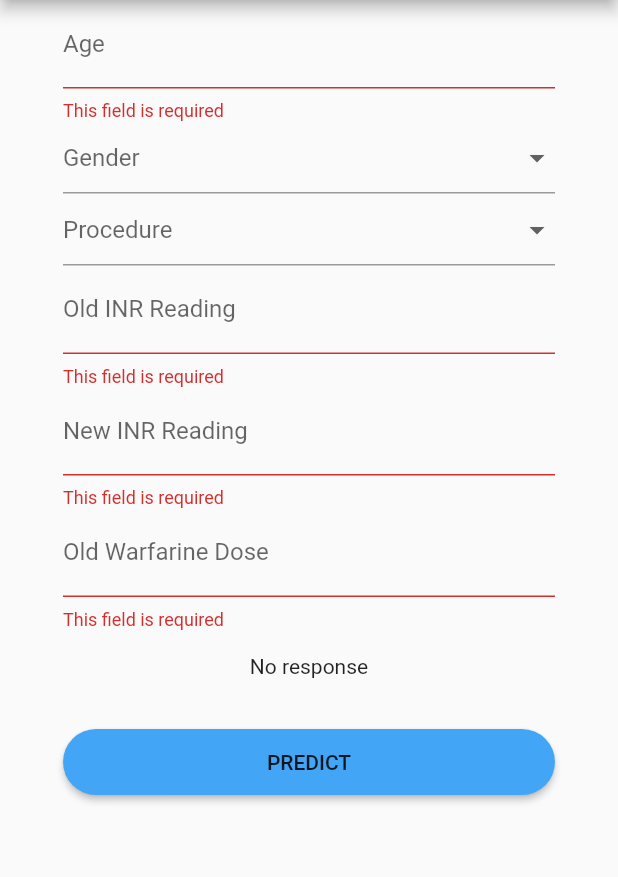
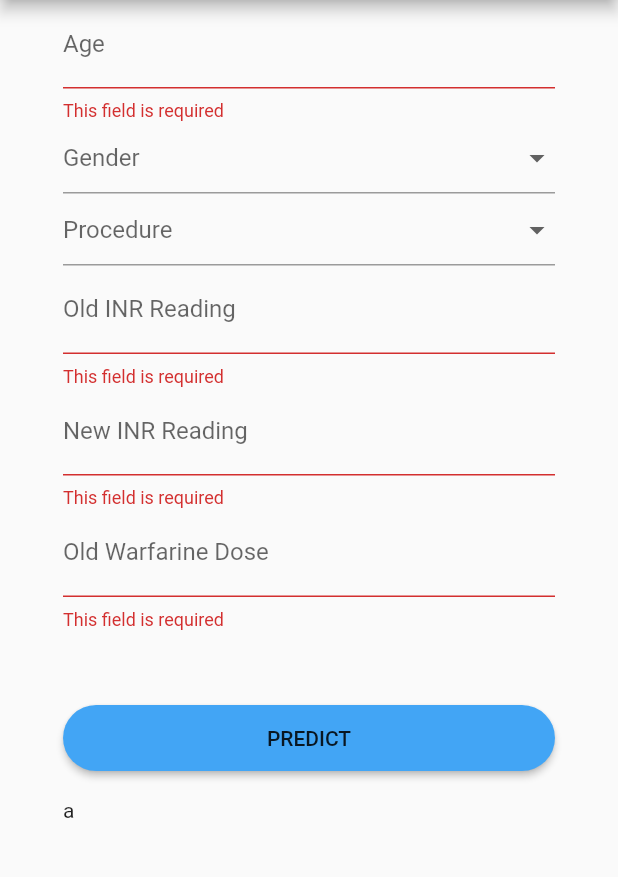
Before and after one commit to devu1997/warfarin-dosage-predictor-ui, a Flutter app: the HomePage screen opened directly, after a tap on "PREDICT", on a phone screen of 412 x 824 dp, the part 84-961 px from its top. Run offline on Flutter 3.47's test engine with Material 2 defaults, Android fonts, the phone set to English and light mode, and no system bars.

Commit message:
Home Page request response received as string

```diff
--- a/lib/home_page.dart
+++ b/lib/home_page.dart
@@ -17,7 +17,7 @@ class Procedure {
   final String value;
 }
 
-class PredictionData {
+class PredictionRequestData {
   int age;
   Gender gender;
   Procedure procedure;
@@ -26,14 +26,27 @@ class PredictionData {
   double oldDose;
 }
 
-class PredictionResponse {
-  double newDose;
+class VerificationResponseData {
+  final String status;
 
-  PredictionResponse(this.newDose);
+  VerificationResponseData({this.status});
 
-  factory PredictionResponse.fromString(String data) {
-    Map json = jsonDecode(data);
-    return PredictionResponse(json['verification']);
+  factory VerificationResponseData.fromJson(Map<String, dynamic> json) {
+    return VerificationResponseData(
+      status: json['verification'],
+    );
+  }
+}
+
+class PredictionResponseData {
+  final double newDose;
+
+  PredictionResponseData({this.newDose});
+
+  factory PredictionResponseData.fromJson(Map<String, dynamic> json) {
+    return PredictionResponseData(
+      newDose: json['predicted_dose'],
+    );
   }
 }
 
@@ -43,75 +56,100 @@ class HomePage extends StatefulWidget {
 }
 
 class HomePageState extends State<HomePage> {
-  PredictionData _predictionData = PredictionData();
-  String _predictionResponseMessage = 'No response';
+  PredictionRequestData _predictionRequestData = PredictionRequestData();
 
-  final _predictionFormKey = GlobalKey<FormState>();
+  final _predictionRequestFormKey = GlobalKey<FormState>();
   final List<Gender> genders = <Gender>[Gender('Male','Male'), Gender('Female','Female'), Gender('Other','Other')];
   final List<Procedure> procedures = <Procedure>[Procedure('MVR','MVR'), Procedure('AVR','AVR'), Procedure('DVR','DVR'), Procedure('AF','AF')];
+  bool _loaderStatus = false;
+  var _testMessage = 'a';
 
-  void _showPrediction(int predictedNewDose) {
+  void _changeLoaderStatus(bool status) {
     setState(() {
-      _predictionResponseMessage = 'New Warfarine Dosage is  $predictedNewDose  mg';
+      _loaderStatus = status;
     });
   }
 
-  void _test(predictedNewDose) {
+  void _showTest(data) {
     setState(() {
-      _predictionResponseMessage = 'New Warfarine Dosage is  $predictedNewDose  mg';
+      _loaderStatus = false;
+      _testMessage = data;
     });
   }
 
-  Future<PredictionResponse> fetchPrediction() async {
+  Future<VerificationResponseData> verifyPredictionData() async {
+
     var validationUrl = Uri.parse('https://prediciton-api-prototype.herokuapp.com/predictor/validate/');
     var request = new http.MultipartRequest("POST", validationUrl);
 
-    request.fields['age'] = _predictionData.age.toString();
-    request.fields['gender'] = _predictionData.gender.value;
-    request.fields['procedure'] = _predictionData.procedure.value;
-    request.fields['oldINRValue'] = _predictionData.oldINR.toString();
-    request.fields['newINRValue'] = _predictionData.newINR.toString();
-    request.fields['oldDose'] = _predictionData.oldDose.toString();
-
+    request.fields['age'] = _predictionRequestData.age.toString();
+    request.fields['gender'] = _predictionRequestData.gender.value;
+    request.fields['procedure'] = _predictionRequestData.procedure.value;
+    request.fields['oldINRValue'] = _predictionRequestData.oldINR.toString();
+    request.fields['newINRValue'] = _predictionRequestData.newINR.toString();
+    request.fields['oldDose'] = _predictionRequestData.oldDose.toString();
     request.send().then((response) {
       if (response.statusCode == 200) {
-         Stream<String> responseStream = response.stream.toStringStream();
-         return responseStream.listen((String data) => PredictionResponse.fromString(data));
-//        return PredictionResponse.fromJson(json.decode(response.body));
+        Stream<String> responseStream = response.stream.toStringStream();
+        JsonDecoder jsonDecoder;
+        responseStream
+            .listen((data) {
+              json.decode(data);
+              _showTest(data);
+            }
+        );
       } else {
         throw Exception('Failed to load post');
       }
     });
-    _showPrediction(6217);
+  }
+
+  Future<PredictionResponseData> fetchPrediction() async {
+
+    var validationUrl = Uri.parse('https://prediciton-api-prototype.herokuapp.com/predictor/validate/');
+    var request = new http.MultipartRequest("POST", validationUrl);
+
+    request.fields['age'] = _predictionRequestData.age.toString();
+    request.fields['gender'] = _predictionRequestData.gender.value;
+    request.fields['procedure'] = _predictionRequestData.procedure.value;
+    request.fields['oldINRValue'] = _predictionRequestData.oldINR.toString();
+    request.fields['newINRValue'] = _predictionRequestData.newINR.toString();
+    request.fields['oldDose'] = _predictionRequestData.oldDose.toString();
+
+    request.send().then((response) {
+      if (response.statusCode == 200) {
+        Stream<String> responseStream = response.stream.toStringStream();
+        return responseStream.listen((data) => PredictionResponseData.fromJson(json.decode(data)));
+      } else {
+        throw Exception('Failed to load post');
+      }
+    });
   }
 
   @override
   Widget build(BuildContext context) {
-    Color textColor = Colors.black;
-    TextStyle textStyle = TextStyle(fontSize: 16, color: textColor);
 
     Widget ageWidget = TextFormField(
         keyboardType: TextInputType.number,
         decoration: InputDecoration(
           labelText: 'Age',
         ),
-        style: textStyle,
         validator: (value) {
           if (value.isEmpty) {
             return 'This field is required';
           }
         },
         onSaved: (value) {
-          _predictionData.age = int.parse(value);
+          _predictionRequestData.age = int.parse(value);
         }
     );
 
     Widget genderWidget = DropdownButtonFormField(
       hint: Text('Gender'),
-      value: _predictionData.gender,
+      value: _predictionRequestData.gender,
       onChanged: (Gender newGender) {
         setState(() {
-          _predictionData.gender = newGender;
+          _predictionRequestData.gender = newGender;
         });
       },
       items: genders.map((Gender gender) {
@@ -123,14 +161,19 @@ class HomePageState extends State<HomePage> {
           ),
         );
       }).toList(),
+//      validator: (value) {
+//        if (value.isEmpty) {
+//          return 'This field is required';
+//        }
+//      },
     );
 
     Widget procedureWidget = DropdownButtonFormField(
       hint: Text('Procedure'),
-      value: _predictionData.procedure,
+      value: _predictionRequestData.procedure,
       onChanged: (Procedure newProcedure) {
         setState(() {
-          _predictionData.procedure = newProcedure;
+          _predictionRequestData.procedure = newProcedure;
         });
       },
       items: procedures.map((Procedure procedure) {
@@ -142,6 +185,11 @@ class HomePageState extends State<HomePage> {
           ),
         );
       }).toList(),
+//      validator: (value) {
+//        if (value.isEmpty) {
+//          return 'This field is required';
+//        }
+//      },
     );
 
     Widget oldINRWidget = TextFormField(
@@ -149,14 +197,13 @@ class HomePageState extends State<HomePage> {
         decoration: InputDecoration(
           labelText: 'Old INR Reading',
         ),
-        style: textStyle,
         validator: (value) {
           if (value.isEmpty) {
             return 'This field is required';
           }
         },
         onSaved: (value) {
-          _predictionData.oldINR = double.parse(value);
+          _predictionRequestData.oldINR = double.parse(value);
         }
     );
 
@@ -165,14 +212,13 @@ class HomePageState extends State<HomePage> {
         decoration: InputDecoration(
           labelText: 'New INR Reading',
         ),
-        style: textStyle,
         validator: (value) {
           if (value.isEmpty) {
             return 'This field is required';
           }
         },
         onSaved: (value) {
-          _predictionData.newINR = double.parse(value);
+          _predictionRequestData.newINR = double.parse(value);
         }
     );
 
@@ -181,34 +227,47 @@ class HomePageState extends State<HomePage> {
         decoration: InputDecoration(
           labelText: 'Old Warfarine Dose',
         ),
-        style: textStyle,
         validator: (value) {
           if (value.isEmpty) {
             return 'This field is required';
           }
         },
         onSaved: (value) {
-          _predictionData.oldDose = double.parse(value);
+          _predictionRequestData.oldDose = double.parse(value);
         }
     );
+
+    Widget loaderWidget = _loaderStatus ? CircularProgressIndicator() : Container();
 
     Widget newDoseWidget = Container(
         alignment: Alignment.center,
         padding: EdgeInsets.symmetric(vertical: 16),
-        child: Text(_predictionResponseMessage)
+        child: FutureBuilder<PredictionResponseData>(
+          future: fetchPrediction(),
+          builder: (context, snapshot) {
+            if (snapshot.hasData) {
+              _changeLoaderStatus(false);
+              return Text('Predicted new dose is ${snapshot.data.newDose} mg');
+            }
+            return Container();
+          },
+        )
     );
 
     Widget predictButton = Padding(
         padding: EdgeInsets.symmetric(vertical: 16.0),
         child: RaisedButton(
           onPressed: (){
-            if (_predictionFormKey.currentState.validate()) {
-              fetchPrediction();
+            if (_predictionRequestFormKey.currentState.validate()) {
+              _changeLoaderStatus(true);
+              verifyPredictionData();
+//              fetchPrediction();
             }
           },
           child: Text('PREDICT'),
         )
     );
+
     return Scaffold(
         appBar: AppBar(
           title: Text('Anticoagulant Predictor'),
@@ -216,7 +275,7 @@ class HomePageState extends State<HomePage> {
         body: Padding(
             padding: EdgeInsets.symmetric(horizontal: 42.0),
             child: Form(
-                key: _predictionFormKey,
+                key: _predictionRequestFormKey,
                 child: ListView(
                   children: <Widget>[
                     ageWidget,
@@ -226,7 +285,9 @@ class HomePageState extends State<HomePage> {
                     newINRWidget,
                     oldDoseWidget,
                     newDoseWidget,
+                    loaderWidget,
                     predictButton,
+                    Text(_testMessage)
                   ],
                 )
             )
--- a/lib/main.dart
+++ b/lib/main.dart
@@ -1,5 +1,6 @@
 import 'package:flutter/material.dart';
 import 'package:anticoagulant_predictor/login_page.dart';
+import 'package:anticoagulant_predictor/home_page.dart';
 
 void main() => runApp(MyApp());
 
@@ -23,6 +24,6 @@ class MyApp extends StatelessWidget {
               button: TextStyle(color: Colors.white),
             ),
         ),
-        home: LoginPage());
+        home: HomePage());
   }
 }
```
